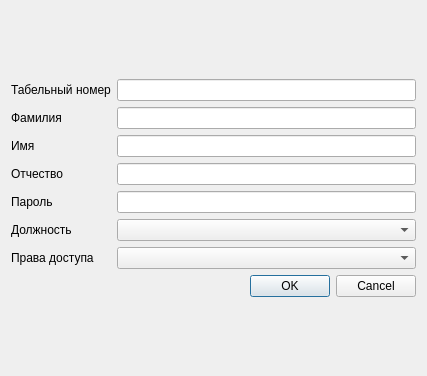
Old version of the form dialoguseredit.ui in the repository OrbMind/daybook.
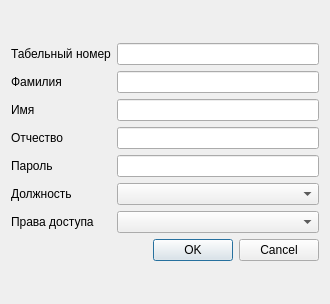
New version of the form. Icons and pictures are not drawn.

Patch:
```diff
--- a/dialoguseredit.ui
+++ b/dialoguseredit.ui
@@ -6,10 +6,16 @@
    <rect>
     <x>0</x>
     <y>0</y>
-    <width>427</width>
-    <height>376</height>
+    <width>330</width>
+    <height>304</height>
    </rect>
   </property>
+  <property name="sizePolicy">
+   <sizepolicy hsizetype="Preferred" vsizetype="Minimum">
+    <horstretch>0</horstretch>
+    <verstretch>0</verstretch>
+   </sizepolicy>
+  </property>
   <property name="windowTitle">
    <string>Создать нового пользователя</string>
   </property>
```
